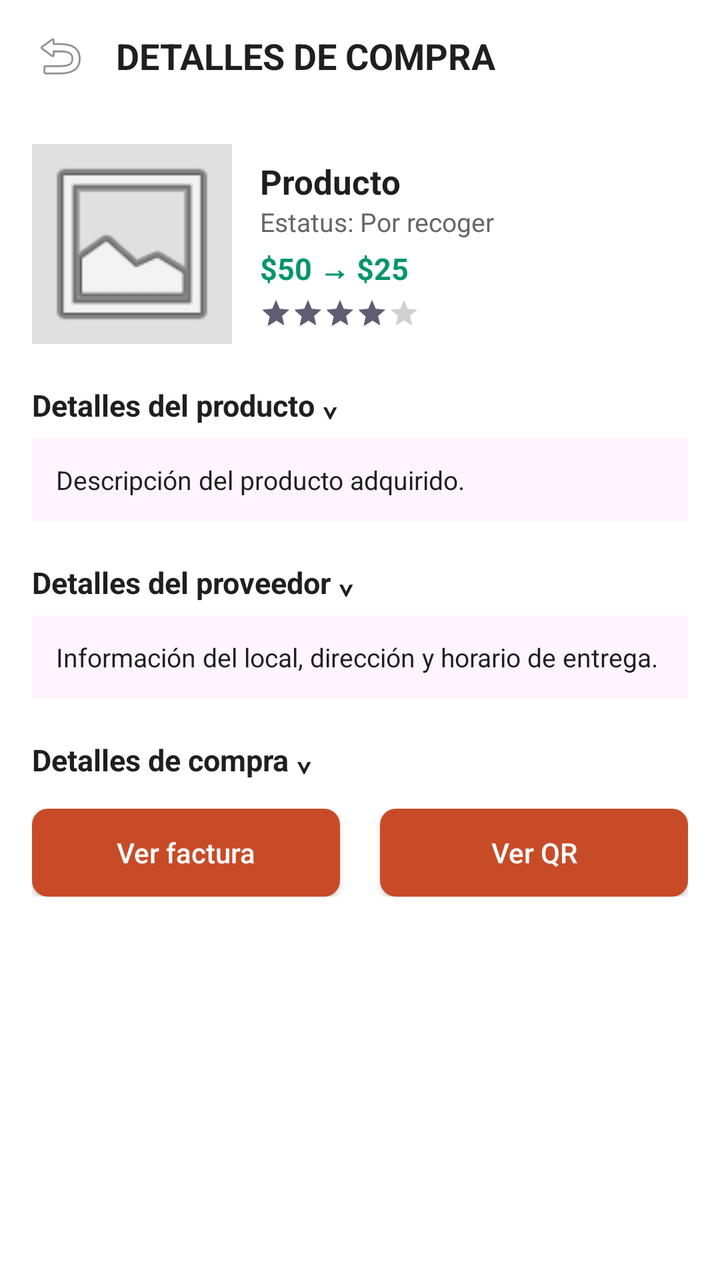
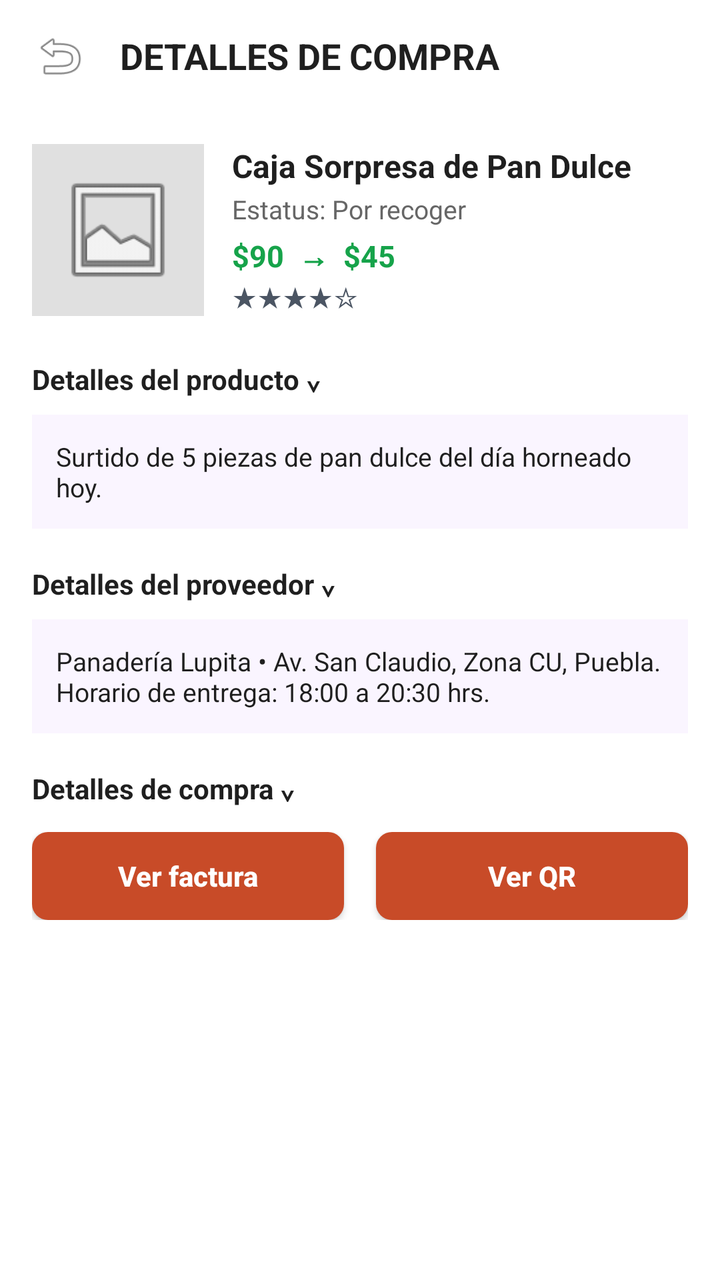

Screens rendered from an Android XML layout before and after an edit, with the pre-edit source and the edit as a unified diff.
<!-- AndroidManifest.xml: application theme Theme.Material3.DayNight.NoActionBar -->
<!-- res/layout/activity_main9.xml -->
<?xml version="1.0" encoding="utf-8"?>
<androidx.constraintlayout.widget.ConstraintLayout xmlns:android="http://schemas.android.com/apk/res/android"
    xmlns:app="http://schemas.android.com/apk/res-auto"
    android:layout_width="match_parent"
    android:layout_height="match_parent"
    android:background="@color/blanco">

    <LinearLayout
        android:id="@+id/topBar"
        android:layout_width="match_parent"
        android:layout_height="56dp"
        android:gravity="center_vertical"
        android:orientation="horizontal"
        android:paddingHorizontal="16dp"
        app:layout_constraintTop_toTopOf="parent">

        <ImageView
            android:id="@+id/btnBack"
            android:layout_width="28dp"
            android:layout_height="28dp"
            android:src="@android:drawable/ic_menu_revert" />

        <TextView
            android:layout_width="wrap_content"
            android:layout_height="wrap_content"
            android:layout_marginStart="14dp"
            android:text="DETALLES DE COMPRA"
            android:textColor="@color/texto_oscuro"
            android:textSize="18sp"
            android:textStyle="bold" />
    </LinearLayout>

    <ScrollView
        android:layout_width="match_parent"
        android:layout_height="0dp"
        android:padding="16dp"
        app:layout_constraintBottom_toBottomOf="parent"
        app:layout_constraintTop_toBottomOf="@id/topBar">

        <LinearLayout
            android:layout_width="match_parent"
            android:layout_height="wrap_content"
            android:orientation="vertical">

            <LinearLayout
                android:layout_width="match_parent"
                android:layout_height="wrap_content"
                android:gravity="center_vertical"
                android:orientation="horizontal">

                <ImageView
                    android:layout_width="100dp"
                    android:layout_height="100dp"
                    android:background="@color/gris_placeholder"
                    android:src="@android:drawable/ic_menu_gallery" />

                <LinearLayout
                    android:layout_width="match_parent"
                    android:layout_height="wrap_content"
                    android:layout_marginStart="14dp"
                    android:orientation="vertical">

                    <TextView
                        android:layout_width="wrap_content"
                        android:layout_height="wrap_content"
                        android:text="Producto"
                        android:textColor="@color/texto_oscuro"
                        android:textSize="17sp"
                        android:textStyle="bold" />

                    <TextView
                        android:layout_width="wrap_content"
                        android:layout_height="wrap_content"
                        android:text="Estatus: Por recoger"
                        android:textColor="@color/texto_secundario"
                        android:textSize="13sp" />

                    <TextView
                        android:layout_width="wrap_content"
                        android:layout_height="wrap_content"
                        android:layout_marginTop="4dp"
                        android:text="$50 → $25"
                        android:textColor="@color/verde_texto"
                        android:textSize="15sp"
                        android:textStyle="bold" />

                    <RatingBar
                        style="?android:attr/ratingBarStyleSmall"
                        android:layout_width="wrap_content"
                        android:layout_height="wrap_content"
                        android:layout_marginTop="4dp"
                        android:numStars="5"
                        android:rating="4" />
                </LinearLayout>
            </LinearLayout>

            <TextView
                android:layout_width="wrap_content"
                android:layout_height="wrap_content"
                android:layout_marginTop="20dp"
                android:text="Detalles del producto ⌄"
                android:textColor="@color/texto_oscuro"
                android:textSize="15sp"
                android:textStyle="bold" />

            <TextView
                android:layout_width="match_parent"
                android:layout_height="wrap_content"
                android:layout_marginTop="6dp"
                android:background="@color/lila_fondo_texto"
                android:padding="12dp"
                android:text="Descripción del producto adquirido."
                android:textColor="@color/texto_oscuro"
                android:textSize="13sp" />

            <TextView
                android:layout_width="wrap_content"
                android:layout_height="wrap_content"
                android:layout_marginTop="20dp"
                android:text="Detalles del proveedor ⌄"
                android:textColor="@color/texto_oscuro"
                android:textSize="15sp"
                android:textStyle="bold" />

            <TextView
                android:layout_width="match_parent"
                android:layout_height="wrap_content"
                android:layout_marginTop="6dp"
                android:background="@color/lila_fondo_texto"
                android:padding="12dp"
                android:text="Información del local, dirección y horario de entrega."
                android:textColor="@color/texto_oscuro"
                android:textSize="13sp" />

            <TextView
                android:layout_width="wrap_content"
                android:layout_height="wrap_content"
                android:layout_marginTop="20dp"
                android:text="Detalles de compra ⌄"
                android:textColor="@color/texto_oscuro"
                android:textSize="15sp"
                android:textStyle="bold" />

            <LinearLayout
                android:layout_width="match_parent"
                android:layout_height="wrap_content"
                android:layout_marginTop="14dp"
                android:gravity="center"
                android:orientation="horizontal">

                <androidx.appcompat.widget.AppCompatButton
                    android:id="@+id/btnVerFactura"
                    android:layout_width="0dp"
                    android:layout_height="44dp"
                    android:layout_marginEnd="10dp"
                    android:layout_weight="1"
                    android:background="@drawable/bg_boton_naranja"
                    android:text="Ver factura"
                    android:textAllCaps="false"
                    android:textColor="@color/blanco" />

                <androidx.appcompat.widget.AppCompatButton
                    android:id="@+id/btnVerQr"
                    android:layout_width="0dp"
                    android:layout_height="44dp"
                    android:layout_marginStart="10dp"
                    android:layout_weight="1"
                    android:background="@drawable/bg_boton_naranja"
                    android:text="Ver QR"
                    android:textAllCaps="false"
                    android:textColor="@color/blanco" />
            </LinearLayout>
        </LinearLayout>
    </ScrollView>
</androidx.constraintlayout.widget.ConstraintLayout>
<!-- resources referenced by this layout -->
<resources>
  <color name="blanco">#FFFFFF</color>
  <color name="gris_placeholder">#E0E0E0</color>
  <color name="lila_fondo_texto">#FDF4FF</color>
  <color name="texto_oscuro">#1F1F1F</color>
  <color name="texto_secundario">#666666</color>
  <color name="verde_texto">#059669</color>
  <!-- drawable bg_boton_naranja (drawable) -->
  <shape xmlns:android="http://schemas.android.com/apk/res/android">
      <solid android:color="@color/naranja_primario"/>
      <corners android:radius="8dp"/>
  </shape>
  <color name="naranja_primario">#C84B28</color>
</resources>

<!-- the commit's change to res/layout/activity_main9.xml (unified diff, before → after) -->
@@ -23,7 +23,7 @@
         <TextView
             android:layout_width="wrap_content"
             android:layout_height="wrap_content"
-            android:layout_marginStart="14dp"
+            android:layout_marginStart="16dp"
             android:text="DETALLES DE COMPRA"
             android:textColor="@color/texto_oscuro"
             android:textSize="18sp"
@@ -42,6 +42,7 @@
             android:layout_height="wrap_content"
             android:orientation="vertical">
 
+            
             <LinearLayout
                 android:layout_width="match_parent"
                 android:layout_height="wrap_content"
@@ -49,127 +50,137 @@
                 android:orientation="horizontal">
 
                 <ImageView
-                    android:layout_width="100dp"
-                    android:layout_height="100dp"
+                    android:layout_width="86dp"
+                    android:layout_height="86dp"
                     android:background="@color/gris_placeholder"
+                    android:padding="12dp"
                     android:src="@android:drawable/ic_menu_gallery" />
 
                 <LinearLayout
-                    android:layout_width="match_parent"
+                    android:layout_width="0dp"
                     android:layout_height="wrap_content"
                     android:layout_marginStart="14dp"
+                    android:layout_weight="1"
                     android:orientation="vertical">
 
                     <TextView
+                        android:id="@+id/tvNombreProdCompra"
                         android:layout_width="wrap_content"
                         android:layout_height="wrap_content"
-                        android:text="Producto"
+                        android:text="Caja Sorpresa de Pan Dulce"
                         android:textColor="@color/texto_oscuro"
-                        android:textSize="17sp"
+                        android:textSize="16sp"
                         android:textStyle="bold" />
 
                     <TextView
                         android:layout_width="wrap_content"
                         android:layout_height="wrap_content"
+                        android:layout_marginTop="2dp"
                         android:text="Estatus: Por recoger"
                         android:textColor="@color/texto_secundario"
                         android:textSize="13sp" />
 
                     <TextView
+                        android:id="@+id/tvPrecioProdCompra"
                         android:layout_width="wrap_content"
                         android:layout_height="wrap_content"
                         android:layout_marginTop="4dp"
-                        android:text="$50 → $25"
-                        android:textColor="@color/verde_texto"
+                        android:text="$90  →  $45"
+                        android:textColor="@color/verde_disponible"
                         android:textSize="15sp"
                         android:textStyle="bold" />
 
-                    <RatingBar
-                        style="?android:attr/ratingBarStyleSmall"
+                    <TextView
                         android:layout_width="wrap_content"
                         android:layout_height="wrap_content"
-                        android:layout_marginTop="4dp"
-                        android:numStars="5"
-                        android:rating="4" />
+                        android:text="★★★★☆"
+                        android:textColor="#4B5563"
+                        android:textSize="14sp" />
                 </LinearLayout>
             </LinearLayout>
 
+            
             <TextView
                 android:layout_width="wrap_content"
                 android:layout_height="wrap_content"
-                android:layout_marginTop="20dp"
+                android:layout_marginTop="22dp"
                 android:text="Detalles del producto ⌄"
                 android:textColor="@color/texto_oscuro"
-                android:textSize="15sp"
+                android:textSize="14sp"
                 android:textStyle="bold" />
 
             <TextView
                 android:layout_width="match_parent"
                 android:layout_height="wrap_content"
-                android:layout_marginTop="6dp"
-                android:background="@color/lila_fondo_texto"
+                android:layout_marginTop="8dp"
+                android:background="#FAF5FF"
                 android:padding="12dp"
-                android:text="Descripción del producto adquirido."
+                android:text="Surtido de 5 piezas de pan dulce del día horneado hoy."
                 android:textColor="@color/texto_oscuro"
                 android:textSize="13sp" />
 
+            
             <TextView
                 android:layout_width="wrap_content"
                 android:layout_height="wrap_content"
-                android:layout_marginTop="20dp"
+                android:layout_marginTop="18dp"
                 android:text="Detalles del proveedor ⌄"
                 android:textColor="@color/texto_oscuro"
-                android:textSize="15sp"
+                android:textSize="14sp"
                 android:textStyle="bold" />
 
             <TextView
                 android:layout_width="match_parent"
                 android:layout_height="wrap_content"
-                android:layout_marginTop="6dp"
-                android:background="@color/lila_fondo_texto"
+                android:layout_marginTop="8dp"
+                android:background="#FAF5FF"
                 android:padding="12dp"
-                android:text="Información del local, dirección y horario de entrega."
+                android:text="Panadería Lupita • Av. San Claudio, Zona CU, Puebla.\nHorario de entrega: 18:00 a 20:30 hrs."
                 android:textColor="@color/texto_oscuro"
                 android:textSize="13sp" />
 
+            
             <TextView
                 android:layout_width="wrap_content"
                 android:layout_height="wrap_content"
-                android:layout_marginTop="20dp"
+                android:layout_marginTop="18dp"
                 android:text="Detalles de compra ⌄"
                 android:textColor="@color/texto_oscuro"
-                android:textSize="15sp"
+                android:textSize="14sp"
                 android:textStyle="bold" />
 
             <LinearLayout
                 android:layout_width="match_parent"
                 android:layout_height="wrap_content"
-                android:layout_marginTop="14dp"
-                android:gravity="center"
+                android:layout_marginTop="12dp"
                 android:orientation="horizontal">
 
                 <androidx.appcompat.widget.AppCompatButton
                     android:id="@+id/btnVerFactura"
                     android:layout_width="0dp"
                     android:layout_height="44dp"
-                    android:layout_marginEnd="10dp"
+                    android:layout_marginEnd="8dp"
                     android:layout_weight="1"
                     android:background="@drawable/bg_boton_naranja"
                     android:text="Ver factura"
                     android:textAllCaps="false"
-                    android:textColor="@color/blanco" />
+                    android:textColor="@color/blanco"
+                    android:textStyle="bold" />
 
                 <androidx.appcompat.widget.AppCompatButton
                     android:id="@+id/btnVerQr"
                     android:layout_width="0dp"
                     android:layout_height="44dp"
-                    android:layout_marginStart="10dp"
+                    android:layout_marginStart="8dp"
                     android:layout_weight="1"
                     android:background="@drawable/bg_boton_naranja"
                     android:text="Ver QR"
                     android:textAllCaps="false"
-                    android:textColor="@color/blanco" />
+                    android:textColor="@color/blanco"
+                    android:textStyle="bold" />
             </LinearLayout>
+
         </LinearLayout>
     </ScrollView>
+
 </androidx.constraintlayout.widget.ConstraintLayout>
<!-- resource entries referenced after the edit -->
@@ -2,10 +2,9 @@
 <resources>
   <color name="blanco">#FFFFFF</color>
   <color name="gris_placeholder">#E0E0E0</color>
-  <color name="lila_fondo_texto">#FDF4FF</color>
   <color name="texto_oscuro">#1F1F1F</color>
   <color name="texto_secundario">#666666</color>
-  <color name="verde_texto">#059669</color>
+  <color name="verde_disponible">#16A34A</color>
   <!-- drawable bg_boton_naranja (drawable) -->
   <shape xmlns:android="http://schemas.android.com/apk/res/android">
       <solid android:color="@color/naranja_primario"/>
